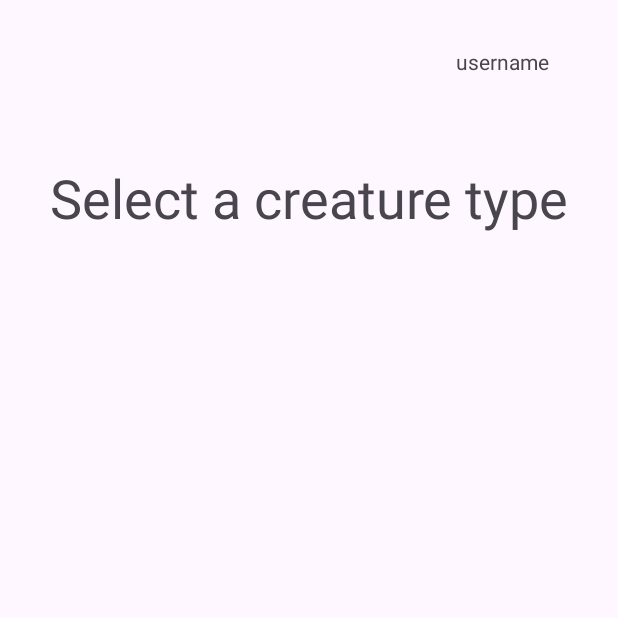
After one commit to bnhep/CST338-Project2-Application, an Android app: the BuildCreatureToAddToTeamActivity screen opened directly, with no data from a screen before it, on a phone screen of 412 x 824 dp, the top half of it. The commit adds this screen. Run offline under Robolectric (Android 15) with nearby library versions, the phone set to English and light mode, and no system bars.

Commit message:
More work on the creature save/load system. creatures are now saved and loaded by creature ID and loaded from trainer ID. this way a creature is saved to the same spot on a table and a user can load all the creatures that belong to them. Additionally, creatures are saved and loaded to a global hashmap that is built in a singleton. More work was done on the (now renamed to) TeamBuilder page so that it will direct to the creature creator and view creature activities.

```diff
--- a/app/src/main/AndroidManifest.xml
+++ b/app/src/main/AndroidManifest.xml
@@ -13,7 +13,10 @@
         android:theme="@style/Theme.Project2"
         tools:targetApi="31">
         <activity
-            android:name=".TeamBuilderActivity"
+            android:name=".BuildCreatureToAddToTeamActivity"
+            android:exported="false" />
+        <activity
+            android:name=".TeamViewerActivity"
             android:exported="false" />
         <activity
             android:name=".OpponentSelectActivity"
--- /dev/null
+++ b/app/src/main/java/com/example/project2/BuildCreatureToAddToTeamActivity.java
@@ -0,0 +1,24 @@
+package com.example.project2;
+
+import android.os.Bundle;
+
+import androidx.activity.EdgeToEdge;
+import androidx.appcompat.app.AppCompatActivity;
+import androidx.core.graphics.Insets;
+import androidx.core.view.ViewCompat;
+import androidx.core.view.WindowInsetsCompat;
+
+public class BuildCreatureToAddToTeamActivity extends AppCompatActivity {
+
+    @Override
+    protected void onCreate(Bundle savedInstanceState) {
+        super.onCreate(savedInstanceState);
+        EdgeToEdge.enable(this);
+        setContentView(R.layout.activity_build_creature_to_add_to_team);
+        ViewCompat.setOnApplyWindowInsetsListener(findViewById(R.id.main), (v, insets) -> {
+            Insets systemBars = insets.getInsets(WindowInsetsCompat.Type.systemBars());
+            v.setPadding(systemBars.left, systemBars.top, systemBars.right, systemBars.bottom);
+            return insets;
+        });
+    }
+}
--- a/app/src/main/java/com/example/project2/MainActivity.java
+++ b/app/src/main/java/com/example/project2/MainActivity.java
@@ -66,7 +66,7 @@ public class MainActivity extends AppCompatActivity {
             @Override
             public void onClick(View v) {
 
-                Intent intent = TeamBuilderActivity.TeamBuilderIntentFactory(getApplicationContext());
+                Intent intent = TeamViewerActivity.TeamBuilderIntentFactory(getApplicationContext());
                 startActivity(intent);
 
                 //Testing button please remove later
--- /dev/null
+++ b/app/src/main/res/layout/activity_build_creature_to_add_to_team.xml
@@ -0,0 +1,53 @@
+<?xml version="1.0" encoding="utf-8"?>
+<androidx.constraintlayout.widget.ConstraintLayout xmlns:android="http://schemas.android.com/apk/res/android"
+    xmlns:app="http://schemas.android.com/apk/res-auto"
+    xmlns:tools="http://schemas.android.com/tools"
+    android:id="@+id/main"
+    android:layout_width="match_parent"
+    android:layout_height="match_parent"
+    tools:context=".BuildCreatureToAddToTeamActivity">
+
+    <Space
+        android:id="@+id/userDisplaySpacer"
+        android:layout_width="225dp"
+        android:layout_height="50dp"
+        android:layout_marginTop="16dp"
+        app:layout_constraintEnd_toStartOf="@+id/usernameDisplayTextView"
+        app:layout_constraintStart_toStartOf="parent"
+        app:layout_constraintTop_toTopOf="parent" />
+
+    <TextView
+        android:id="@+id/usernameDisplayTextView"
+        android:layout_width="90dp"
+        android:layout_height="34dp"
+        android:layout_marginTop="24dp"
+        android:gravity="center"
+        android:text="username"
+        android:textSize="14sp"
+        app:layout_constraintEnd_toEndOf="parent"
+        app:layout_constraintStart_toEndOf="@+id/userDisplaySpacer"
+        app:layout_constraintTop_toTopOf="parent" />
+
+    <TextView
+        android:id="@+id/selectCreatureTextView"
+        android:layout_width="match_parent"
+        android:layout_height="100dp"
+        android:layout_margin="16dp"
+        android:gravity="center"
+        android:text="Select a creature type"
+        android:textSize="36sp"
+        app:layout_constraintEnd_toEndOf="parent"
+        app:layout_constraintStart_toStartOf="parent"
+        app:layout_constraintTop_toBottomOf="@id/userDisplaySpacer" />
+
+    <ListView
+        android:layout_width="match_parent"
+        android:layout_height="500dp"
+        android:id="@+id/creatureTypeListView"
+        app:layout_constraintTop_toBottomOf="@+id/selectCreatureTextView"
+        android:layout_marginTop="12dp"
+        android:scrollbars="vertical"
+
+        />
+
+</androidx.constraintlayout.widget.ConstraintLayout>
--- a/app/src/main/res/layout/activity_team_builder.xml
+++ b/app/src/main/res/layout/activity_team_viewer.xml
@@ -5,7 +5,7 @@
     android:id="@+id/main"
     android:layout_width="match_parent"
     android:layout_height="match_parent"
-    tools:context=".TeamBuilderActivity">
+    tools:context=".TeamViewerActivity">
 
     <Space
         android:id="@+id/userDisplaySpacer"
@@ -96,7 +96,7 @@
         app:layout_constraintStart_toStartOf="parent"
         app:layout_constraintEnd_toEndOf="parent"
         app:layout_constraintBottom_toTopOf="@+id/teamSlotSixButton"
-        android:text="ability found?"
+        android:text="[Team slot 5]]"
         android:textSize="24sp"
         />
 
```
Also changed, not shown: app/src/main/java/com/example/project2/TeamBuilderActivity.java (deleted, +0 -166 lines), app/src/main/java/com/example/project2/TeamViewerActivity.java (added, +184 -0 lines), app/src/main/java/com/example/project2/UserData.java (added, +54 -0 lines), app/src/main/java/com/example/project2/creatures/Creature.java (+11 -0 lines), app/src/main/java/com/example/project2/database/ApplicationDatabase.java (+0 -27 lines), app/src/main/java/com/example/project2/database/entities/CreatureEntity.java (+31 -21 lines), app/src/main/java/com/example/project2/utilities/Converters.java (+10 -7 lines).
